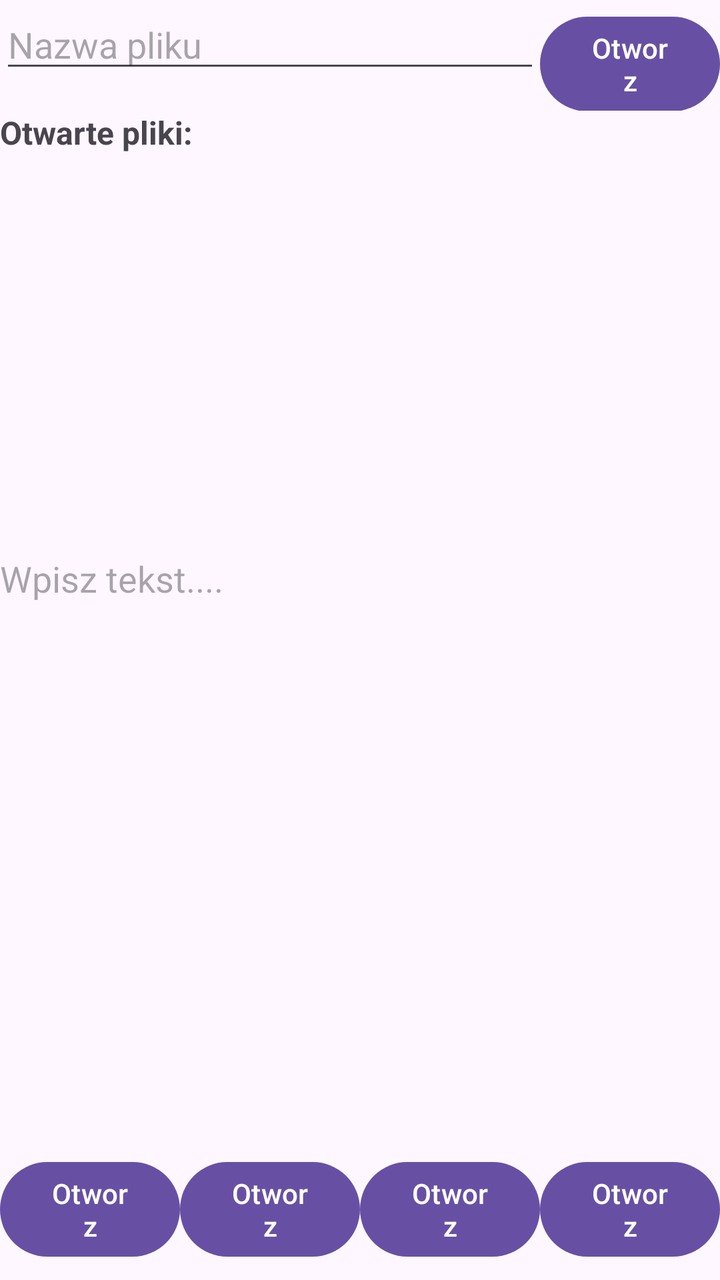
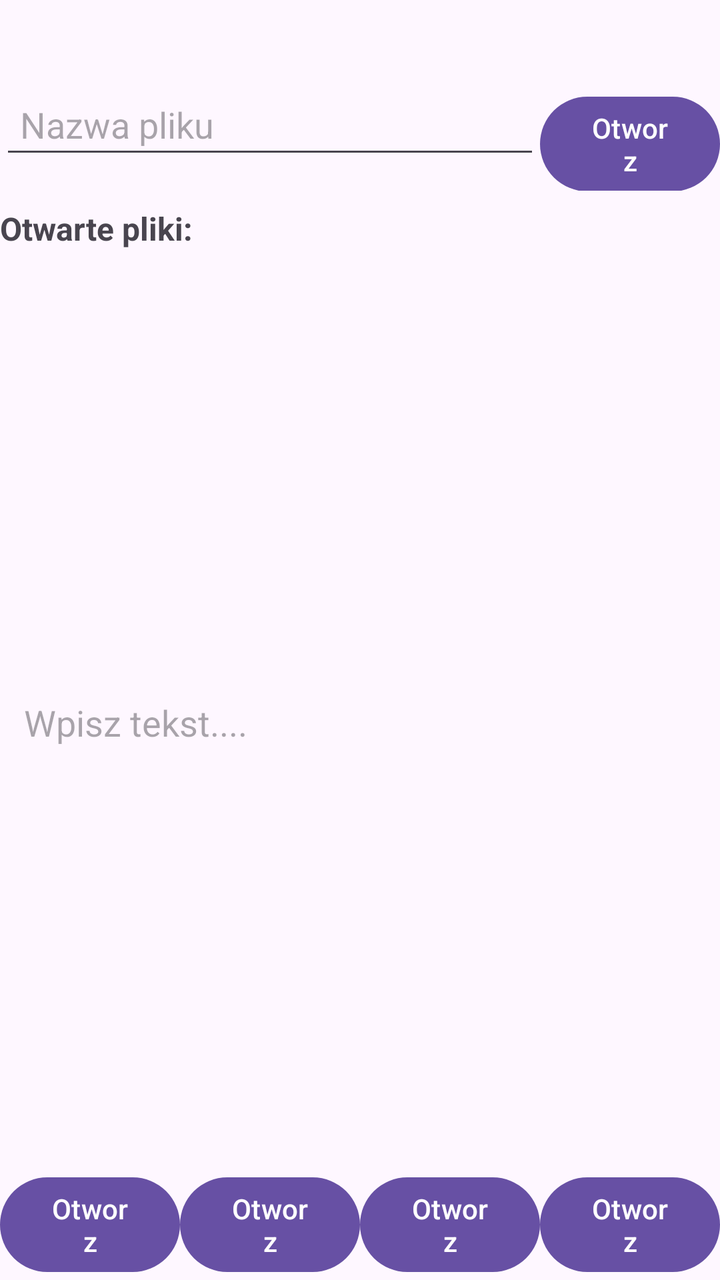

An Android layout rendered at two revisions. The XML below is the earlier revision; the diff shows what the commit changed to produce the second picture.
<!-- AndroidManifest.xml: application theme Theme.FileManagerApp -->
<!-- res/layout/activity_main.xml -->
<?xml version="1.0" encoding="utf-8"?>
<LinearLayout
        xmlns:android="http://schemas.android.com/apk/res/android"
        xmlns:tools="http://schemas.android.com/tools"
        xmlns:app="http://schemas.android.com/apk/res-auto"
        android:id="@+id/main"
        android:layout_width="match_parent"
        android:layout_height="match_parent"
        android:orientation="vertical"
        android:layout_gravity="center"
        tools:context=".MainActivity">
    <LinearLayout
            android:layout_width="match_parent"
            android:layout_height="wrap_content">
        <EditText
                android:id="@+id/nameFileE"
                android:layout_width="match_parent"
                android:layout_height="wrap_content"
                android:hint="Nazwa pliku"
                android:layout_weight="1"/>
        <Button
                android:id="@+id/loadFile"
                android:layout_width="match_parent"
                android:layout_height="wrap_content"
                android:text="Otworz"
                android:layout_weight="3"/>

    </LinearLayout>
    <TextView
            android:layout_width="match_parent"
            android:layout_height="wrap_content"
            android:text="Otwarte pliki: "
            android:textSize="16sp"
            android:textStyle="bold"/>
    <androidx.recyclerview.widget.RecyclerView
            android:id="@+id/recView"
            android:layout_width="match_parent"
            android:layout_height="200dp"/>
    <EditText
            android:id="@+id/textInFile"
            android:layout_width="match_parent"
            android:inputType="textMultiLine"
            android:ems="10"
            android:hint="Wpisz tekst...."
            android:layout_height="300dp"
            android:gravity="left"
            android:background="@null"
            android:scrollbars="vertical"/>
    <LinearLayout
            android:layout_width="match_parent"
            android:layout_height="wrap_content">
        <Button
                android:id="@+id/newFile"
                android:layout_width="match_parent"
                android:layout_height="wrap_content"
                android:text="Otworz"
                android:layout_weight="1"/>
        <Button
                android:id="@+id/saveFile"
                android:layout_width="match_parent"
                android:layout_height="wrap_content"
                android:text="Otworz"
                android:layout_weight="1"/>
        <Button
                android:id="@+id/closeFile"
                android:layout_width="match_parent"
                android:layout_height="wrap_content"
                android:text="Otworz"
                android:layout_weight="1"/>
        <Button
                android:id="@+id/deleteFile"
                android:layout_width="match_parent"
                android:layout_height="wrap_content"
                android:text="Otworz"
                android:layout_weight="1"/>
    </LinearLayout>

</LinearLayout>
<!-- resources referenced by this layout -->
<resources>
  <style name="Theme.FileManagerApp" parent="Base.Theme.FileManagerApp" />
  <style name="Base.Theme.FileManagerApp" parent="Theme.Material3.DayNight.NoActionBar">
          
          
      </style>
</resources>

<!-- the commit's change to res/layout/activity_main.xml (unified diff, before → after) -->
@@ -8,16 +8,19 @@
         android:layout_height="match_parent"
         android:orientation="vertical"
         android:layout_gravity="center"
+        android:layout_margin="8dp"
         tools:context=".MainActivity">
     <LinearLayout
             android:layout_width="match_parent"
-            android:layout_height="wrap_content">
+            android:layout_height="wrap_content"
+            android:layout_marginTop="40dp">
         <EditText
                 android:id="@+id/nameFileE"
                 android:layout_width="match_parent"
                 android:layout_height="wrap_content"
                 android:hint="Nazwa pliku"
-                android:layout_weight="1"/>
+                android:layout_weight="1"
+                android:padding="10dp"/>
         <Button
                 android:id="@+id/loadFile"
                 android:layout_width="match_parent"
@@ -31,24 +34,30 @@
             android:layout_height="wrap_content"
             android:text="Otwarte pliki: "
             android:textSize="16sp"
+            android:paddingTop="8dp"
+            android:paddingBottom="4dp"
             android:textStyle="bold"/>
+
     <androidx.recyclerview.widget.RecyclerView
-            android:id="@+id/recView"
+            android:id="@+id/rvFile"
             android:layout_width="match_parent"
             android:layout_height="200dp"/>
     <EditText
             android:id="@+id/textInFile"
             android:layout_width="match_parent"
             android:inputType="textMultiLine"
-            android:ems="10"
+            android:layout_marginTop="8dp"
+            android:padding="12dp"
             android:hint="Wpisz tekst...."
-            android:layout_height="300dp"
+            android:layout_height="0dp"
+            android:layout_weight="1"
             android:gravity="left"
             android:background="@null"
             android:scrollbars="vertical"/>
     <LinearLayout
             android:layout_width="match_parent"
-            android:layout_height="wrap_content">
+            android:layout_height="wrap_content"
+            android:paddingTop="8dp">
         <Button
                 android:id="@+id/newFile"
                 android:layout_width="match_parent"
